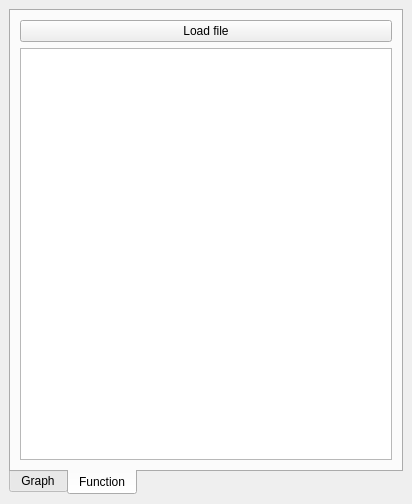
First picture: the form in matplotlib_graph_dockwidget_base.ui, repository aroche/MatplotlibGraph, before the edit.
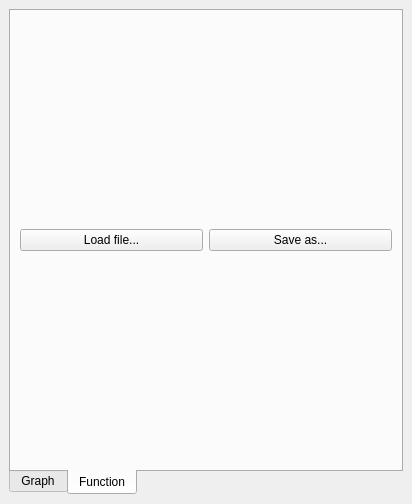
Second picture: the form after the edit. The open tabs and pages were chosen to show the change.

Patch:
```diff
--- a/matplotlib_graph_dockwidget_base.ui
+++ b/matplotlib_graph_dockwidget_base.ui
@@ -38,13 +38,17 @@
         <string>Function</string>
        </attribute>
        <layout class="QGridLayout" name="gridLayout_3">
-        <item row="1" column="0">
-         <widget class="QPlainTextEdit" name="plainTextEdit"/>
-        </item>
         <item row="0" column="0">
          <widget class="QPushButton" name="pushButton">
           <property name="text">
-           <string>Load file</string>
+           <string>Load file...</string>
+          </property>
+         </widget>
+        </item>
+        <item row="0" column="1">
+         <widget class="QPushButton" name="pushButton_2">
+          <property name="text">
+           <string>Save as...</string>
           </property>
          </widget>
         </item>
```
Left out of the diff: 2 changed lines with no effect on the pictures.
